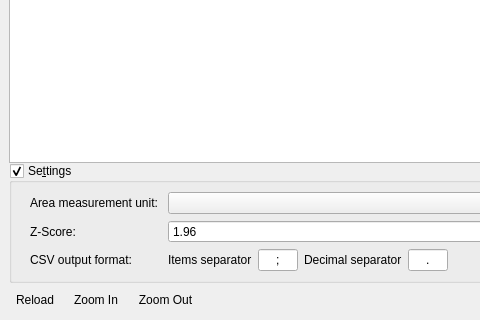
Old version of the form ui/accuracy_assessment_window.ui in the repository SMByC/AcATaMa; both pictures show x 0 to 480 and y 340 to 660 of the 660 by 660 pixel window.
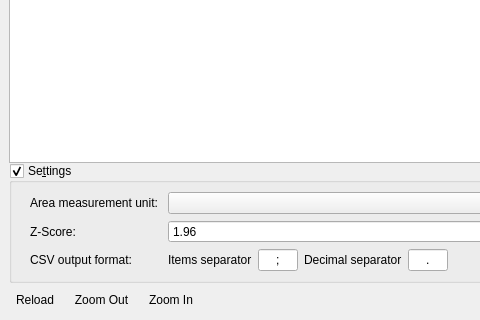
New version of the form. Icons and pictures are not drawn. Custom widgets are drawn as their Qt base class.

Commit message: Fix zoom in/out buttons order

What changed in the file:
```diff
--- a/ui/accuracy_assessment_window.ui
+++ b/ui/accuracy_assessment_window.ui
@@ -302,12 +302,12 @@
           </widget>
          </item>
          <item>
-          <widget class="QToolButton" name="zoomIn">
+          <widget class="QToolButton" name="zoomOut">
            <property name="toolTip">
             <string>Zoom In</string>
            </property>
            <property name="text">
-            <string>Zoom In</string>
+            <string>Zoom Out</string>
            </property>
            <property name="icon">
             <iconset>
@@ -322,12 +322,12 @@
           </widget>
          </item>
          <item>
-          <widget class="QToolButton" name="zoomOut">
+          <widget class="QToolButton" name="zoomIn">
            <property name="toolTip">
             <string>Zoom Out</string>
            </property>
            <property name="text">
-            <string>Zoom Out</string>
+            <string>Zoom In</string>
            </property>
            <property name="icon">
             <iconset>
```
Left out of the diff: 8 changed lines with no effect on the pictures. The commit also changes 1 other file.
